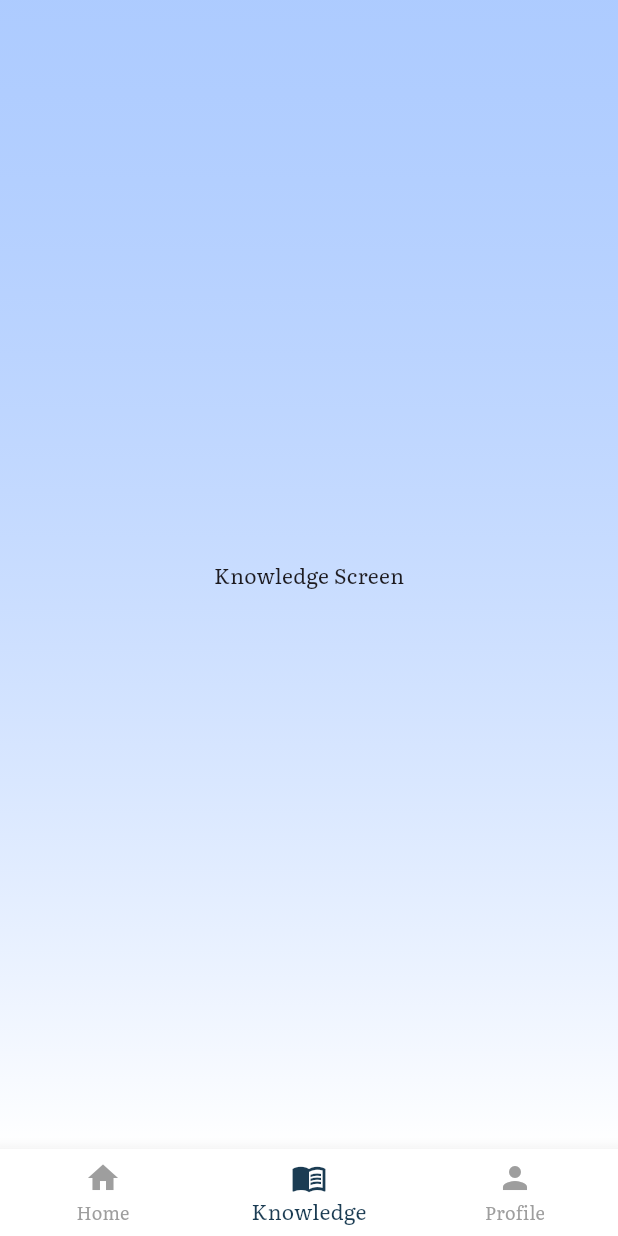
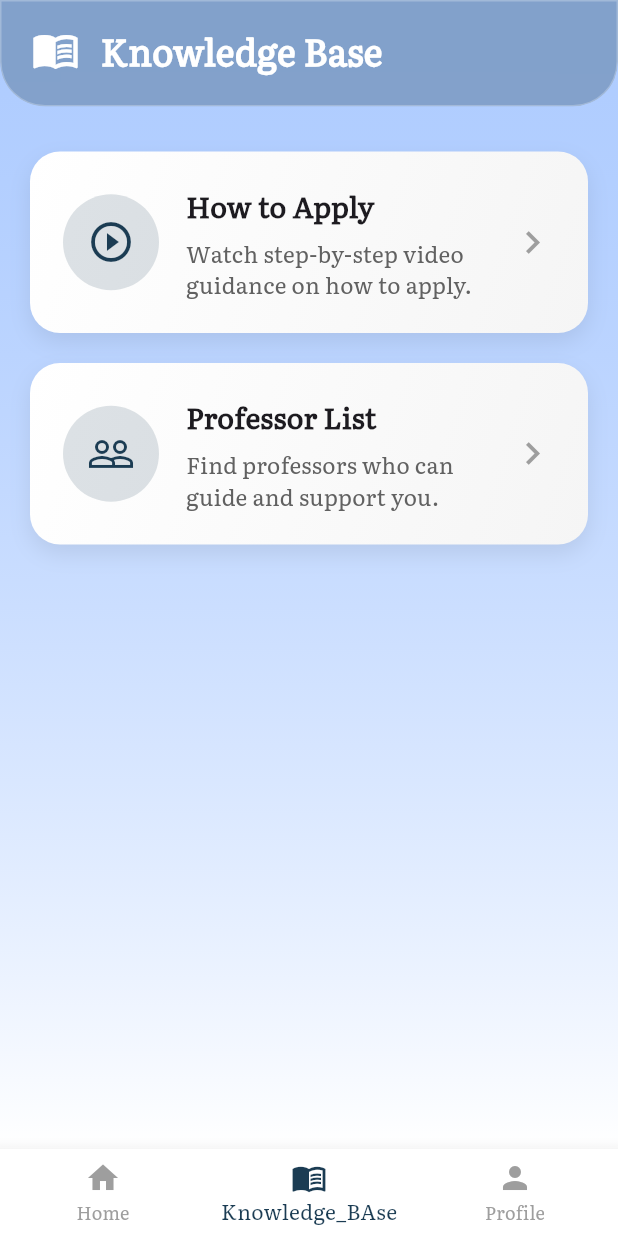
Before and after one commit to idevkhalid/scholar_nest, a Flutter app: the HomeScreen screen opened directly, item 2 of the bottom bar chosen, on a phone screen of 412 x 824 dp. Run offline on Flutter 3.47's test engine with Material 3 defaults, Android fonts, the phone set to English and light mode, and no system bars; our stand-ins replace carousel_slider, google_fonts, shared_preferences; accounts and stored records are empty.

Commit message:
Replace logo.png with logo.jpeg and add knowledge base screen
Removed all references to assets/logo.png and updated them to use assets/logo.jpeg across all relevant screens. Deleted the old logo.png asset and removed it from pubspec.yaml. Added a new KnowledgeBaseScreen and integrated it into the home screen navigation.

```diff
--- a/lib/screens/forgot_password_otp_screen.dart
+++ b/lib/screens/forgot_password_otp_screen.dart
@@ -115,7 +115,7 @@ class _OtpVerificationScreenState extends State<OtpVerificationScreen> {
                           backgroundColor: Colors.white,
                           child: ClipOval(
                             child: Image.asset(
-                              'assets/logo.png',
+                              'assets/logo.jpeg',
                               fit: BoxFit.cover,
                               width: 80,
                               height: 80,
--- a/lib/screens/forgot_password_screen.dart
+++ b/lib/screens/forgot_password_screen.dart
@@ -74,7 +74,7 @@ class _ForgotPasswordScreenState extends State<ForgotPasswordScreen> {
                           // --- Circular Logo (Updated Professional Style) ---
                           ClipOval(
                             child: Image.asset(
-                              'assets/logo.png',
+                              'assets/logo.jpeg',
                               width: width * 0.40,
                               height: width * 0.40,
                               fit: BoxFit.cover,
--- a/lib/screens/home_screen.dart
+++ b/lib/screens/home_screen.dart
@@ -1,12 +1,15 @@
 import 'package:flutter/material.dart';
 import 'package:carousel_slider/carousel_slider.dart';
 import 'package:provider/provider.dart';
+
 import '../providers/filter_provider.dart';
 import '../providers/saved_provider.dart';
 import '../providers/auth_provider.dart';
 import '../constants/colors.dart';
 import 'login_screen.dart';
 import 'profile_screen.dart';
+import 'knowledge_base_screen.dart';
+
 
 class HomeScreen extends StatefulWidget {
   const HomeScreen({super.key});
@@ -42,9 +45,7 @@ class _HomeScreenState extends State<HomeScreen> {
   ];
 
   void _onItemTapped(int index) {
-    setState(() {
-      _selectedIndex = index;
-    });
+    setState(() => _selectedIndex = index);
   }
 
   @override
@@ -53,11 +54,12 @@ class _HomeScreenState extends State<HomeScreen> {
     final savedProvider = Provider.of<SavedProvider>(context);
     final authProvider = Provider.of<AuthProvider>(context);
 
-    List<Widget> screens = [
+    final screens  = [
       _buildHomeTab(filterProvider, savedProvider, authProvider),
-      const Center(child: Text("Knowledge Screen")),
+      const KnowledgeBaseScreen(), // 👈 real screen here
       authProvider.isLoggedIn ? const ProfileScreen() : const LoginScreen(),
     ];
+
 
     return Scaffold(
       body: Container(
@@ -75,24 +77,35 @@ class _HomeScreenState extends State<HomeScreen> {
         showUnselectedLabels: true,
         elevation: 10,
         items: const [
-          BottomNavigationBarItem(icon: Icon(Icons.home), label: 'Home'),
-          BottomNavigationBarItem(icon: Icon(Icons.menu_book), label: 'Knowledge'),
-          BottomNavigationBarItem(icon: Icon(Icons.person), label: 'Profile'),
+          BottomNavigationBarItem(
+            icon: Icon(Icons.home),
+            label: 'Home',
+          ),
+          BottomNavigationBarItem(
+            icon: Icon(Icons.menu_book),
+            label: 'Knowledge_BAse',
+          ),
+          BottomNavigationBarItem(
+            icon: Icon(Icons.person),
+            label: 'Profile',
+          ),
         ],
       ),
     );
   }
 
   Widget _buildHomeTab(
-      FilterProvider filterProvider, SavedProvider savedProvider, AuthProvider authProvider) {
+      FilterProvider filterProvider,
+      SavedProvider savedProvider,
+      AuthProvider authProvider,
+      ) {
     return SafeArea(
       child: ListView(
         padding: EdgeInsets.zero,
         children: [
-          // ---------------- FLOATING SEARCH BAR ----------------
+          /// ---------------- SEARCH BAR ----------------
           Container(
             margin: const EdgeInsets.symmetric(horizontal: 15, vertical: 15),
-            transform: Matrix4.translationValues(0.0, -0.0, 0.0), // removed header offset
             height: 50,
             decoration: BoxDecoration(
               color: Colors.white,
@@ -110,14 +123,15 @@ class _HomeScreenState extends State<HomeScreen> {
                 hintText: "Search scholarships...",
                 prefixIcon: Icon(Icons.search, color: Color(0xFF1B3C53)),
                 border: InputBorder.none,
-                contentPadding: EdgeInsets.symmetric(horizontal: 15, vertical: 14),
+                contentPadding:
+                EdgeInsets.symmetric(horizontal: 15, vertical: 14),
               ),
             ),
           ),
 
           const SizedBox(height: 15),
 
-          // ---------------- FILTERS ----------------
+          /// ---------------- FILTERS ----------------
           SizedBox(
             height: 45,
             child: ListView(
@@ -150,10 +164,10 @@ class _HomeScreenState extends State<HomeScreen> {
 
           const SizedBox(height: 15),
 
-          // ---------------- SLIDER ----------------
+          /// ---------------- SLIDER ----------------
           CarouselSlider(
-            items: banners
-                .map((banner) => Container(
+            items: banners.map((banner) {
+              return Container(
                 margin: const EdgeInsets.symmetric(horizontal: 5),
                 decoration: BoxDecoration(
                   borderRadius: BorderRadius.circular(15),
@@ -162,7 +176,7 @@ class _HomeScreenState extends State<HomeScreen> {
                       color: Colors.black.withOpacity(0.08),
                       blurRadius: 8,
                       offset: const Offset(0, 4),
-                  )
+                    ),
                   ],
                 ),
                 child: ClipRRect(
@@ -173,8 +187,8 @@ class _HomeScreenState extends State<HomeScreen> {
                     width: double.infinity,
                   ),
                 ),
-            ))
-                .toList(),
+              );
+            }).toList(),
             options: CarouselOptions(
               height: 160,
               autoPlay: true,
@@ -186,12 +200,13 @@ class _HomeScreenState extends State<HomeScreen> {
 
           const SizedBox(height: 20),
 
-          // ---------------- SCHOLARSHIPS ----------------
+          /// ---------------- SCHOLARSHIPS ----------------
           Padding(
             padding: const EdgeInsets.symmetric(horizontal: 15),
             child: Column(
               children: scholarships.map((item) {
-                bool isSaved = savedProvider.isSaved(item);
+                final isSaved = savedProvider.isSaved(item);
+
                 return ModernScholarshipCard(
                   title: item['title']!,
                   institution: item['institution']!,
@@ -203,7 +218,9 @@ class _HomeScreenState extends State<HomeScreen> {
                     if (!authProvider.isLoggedIn) {
                       Navigator.push(
                         context,
-                        MaterialPageRoute(builder: (_) => const LoginScreen()),
+                        MaterialPageRoute(
+                          builder: (_) => const LoginScreen(),
+                        ),
                       );
                     } else {
                       savedProvider.toggleSave(item);
@@ -221,7 +238,7 @@ class _HomeScreenState extends State<HomeScreen> {
   }
 }
 
-// ------------------ FILTER CHIP ------------------
+/// ---------------- FILTER CHIP ----------------
 class FilterChipDropdown extends StatelessWidget {
   final String value;
   final List<String> items;
@@ -243,13 +260,13 @@ class FilterChipDropdown extends StatelessWidget {
       decoration: BoxDecoration(
         color: Colors.white,
         borderRadius: BorderRadius.circular(20),
-        border: Border.all(color: AppColors.primary, width: 1),
+        border: Border.all(color: AppColors.primary),
         boxShadow: [
           BoxShadow(
             color: Colors.black.withOpacity(0.05),
             blurRadius: 6,
             offset: const Offset(0, 3),
-          )
+          ),
         ],
       ),
       child: DropdownButtonHideUnderline(
@@ -258,13 +275,12 @@ class FilterChipDropdown extends StatelessWidget {
           icon: Icon(icon, size: 18, color: AppColors.primary),
           onChanged: (v) => onChanged(v!),
           items: items
-              .map((e) => DropdownMenuItem(
+              .map(
+                (e) => DropdownMenuItem(
               value: e,
-            child: Text(
-              e,
-              style: const TextStyle(fontSize: 14),
+              child: Text(e),
             ),
-          ))
+          )
               .toList(),
         ),
       ),
@@ -272,10 +288,10 @@ class FilterChipDropdown extends StatelessWidget {
   }
 }
 
-// ------------------ MODERN SCHOLARSHIP CARD ------------------
+/// ---------------- SCHOLARSHIP CARD ----------------
 class ModernScholarshipCard extends StatefulWidget {
   final String title, institution, badge, deadline, country;
-  final void Function() onSave;
+  final VoidCallback onSave;
   final bool isSaved;
 
   const ModernScholarshipCard({
@@ -307,44 +323,46 @@ class _ModernScholarshipCardState extends State<ModernScholarshipCard> {
         duration: const Duration(milliseconds: 120),
         child: Card(
           margin: const EdgeInsets.symmetric(vertical: 10),
-          shape: RoundedRectangleBorder(borderRadius: BorderRadius.circular(20)),
+          shape: RoundedRectangleBorder(
+            borderRadius: BorderRadius.circular(20),
+          ),
           elevation: 6,
-          shadowColor: Colors.black.withOpacity(0.12),
-          child: Container(
-            decoration: BoxDecoration(
-              borderRadius: BorderRadius.circular(20),
-              color: Colors.white,
-            ),
+          child: Padding(
             padding: const EdgeInsets.all(18),
             child: Column(
               crossAxisAlignment: CrossAxisAlignment.start,
               children: [
-                // Badge + Save
+                /// Badge + Save
                 Row(
                   mainAxisAlignment: MainAxisAlignment.spaceBetween,
                   children: [
                     Container(
-                      padding: const EdgeInsets.symmetric(horizontal: 14, vertical: 6),
+                      padding: const EdgeInsets.symmetric(
+                          horizontal: 14, vertical: 6),
                       decoration: BoxDecoration(
                         borderRadius: BorderRadius.circular(12),
-                        gradient: LinearGradient(
-                          colors: [Color(0xFF1B3C53), Color(0xFF2F5A75)],
-                          begin: Alignment.topLeft,
-                          end: Alignment.bottomRight,
+                        gradient: const LinearGradient(
+                          colors: [
+                            Color(0xFF1B3C53),
+                            Color(0xFF2F5A75),
+                          ],
                         ),
                       ),
                       child: Text(
                         widget.badge,
                         style: const TextStyle(
-                            fontWeight: FontWeight.bold, color: Colors.white),
+                          color: Colors.white,
+                          fontWeight: FontWeight.bold,
+                        ),
                       ),
                     ),
                     IconButton(
                       onPressed: widget.onSave,
                       icon: Icon(
-                        widget.isSaved ? Icons.bookmark : Icons.bookmark_border,
-                        color: Color(0xFF1B3C53),
-                        size: 28,
+                        widget.isSaved
+                            ? Icons.bookmark
+                            : Icons.bookmark_border,
+                        color: const Color(0xFF1B3C53),
                       ),
                     ),
                   ],
@@ -361,10 +379,7 @@ class _ModernScholarshipCardState extends State<ModernScholarshipCard> {
                 const SizedBox(height: 6),
                 Text(
                   widget.institution,
-                  style: TextStyle(
-                    color: Colors.grey[800],
-                    fontSize: 14,
-                  ),
+                  style: TextStyle(color: Colors.grey[800]),
                 ),
                 const SizedBox(height: 12),
                 Row(
@@ -372,18 +387,18 @@ class _ModernScholarshipCardState extends State<ModernScholarshipCard> {
                   children: [
                     Row(
                       children: [
-                        const Icon(Icons.calendar_today, size: 16, color: Colors.grey),
+                        const Icon(Icons.calendar_today,
+                            size: 16, color: Colors.grey),
                         const SizedBox(width: 4),
-                        Text(widget.deadline,
-                            style: TextStyle(color: Colors.grey[600], fontSize: 13)),
+                        Text(widget.deadline),
                       ],
                     ),
                     Row(
                       children: [
-                        const Icon(Icons.location_on, size: 16, color: Colors.grey),
+                        const Icon(Icons.location_on,
+                            size: 16, color: Colors.grey),
                         const SizedBox(width: 4),
-                        Text(widget.country,
-                            style: TextStyle(color: Colors.grey[600], fontSize: 13)),
+                        Text(widget.country),
                       ],
                     ),
                   ],
--- a/lib/screens/intro_screen.dart
+++ b/lib/screens/intro_screen.dart
@@ -70,7 +70,7 @@ class _IntroScreenState extends State<IntroScreen>
                   // --------------------------------------------------
                   ClipOval(
                     child: Image.asset(
-                      'assets/logo.png', // your logo
+                      'assets/logo.jpeg', // your logo
                       width: width * 0.50, // bigger logo
                       height: width * 0.50, // make height same as width
                       fit: BoxFit.cover, // cover to fill circle
--- /dev/null
+++ b/lib/screens/knowledge_base_screen.dart
@@ -0,0 +1,178 @@
+import 'dart:ui';
+import 'package:flutter/material.dart';
+import '../constants/colors.dart';
+
+class KnowledgeBaseScreen extends StatelessWidget {
+  const KnowledgeBaseScreen({super.key});
+
+  @override
+  Widget build(BuildContext context) {
+    final double topPadding = MediaQuery.of(context).padding.top;
+
+    return Scaffold(
+      body: Container(
+        decoration: const BoxDecoration(
+          gradient: AppColors.backgroundGradient,
+        ),
+        child: SafeArea(
+          top: false,
+          child: Column(
+            children: [
+              // ---------------- GLASS HEADER ----------------
+              ClipRRect(
+                borderRadius: const BorderRadius.only(
+                  bottomLeft: Radius.circular(30),
+                  bottomRight: Radius.circular(30),
+                ),
+                child: BackdropFilter(
+                  filter: ImageFilter.blur(sigmaX: 15, sigmaY: 15),
+                  child: Container(
+                    width: double.infinity,
+                    padding: EdgeInsets.only(
+                      top: topPadding + 15,
+                      bottom: 20,
+                      left: 20,
+                      right: 20,
+                    ),
+                    decoration: BoxDecoration(
+                      color: AppColors.primary.withOpacity(0.3),
+                      borderRadius: const BorderRadius.only(
+                        bottomLeft: Radius.circular(30),
+                        bottomRight: Radius.circular(30),
+                      ),
+                      border: Border.all(
+                        color: Colors.white.withOpacity(0.25),
+                      ),
+                    ),
+                    child: Row(
+                      children: const [
+                        Icon(Icons.menu_book, color: Colors.white, size: 32),
+                        SizedBox(width: 14),
+                        Expanded(
+                          child: Text(
+                            "Knowledge Base",
+                            style: TextStyle(
+                              color: Colors.white,
+                              fontSize: 24,
+                              fontWeight: FontWeight.bold,
+                            ),
+                          ),
+                        ),
+                      ],
+                    ),
+                  ),
+                ),
+              ),
+
+              const SizedBox(height: 20),
+
+              // ---------------- BODY ----------------
+              Expanded(
+                child: ListView(
+                  padding: const EdgeInsets.symmetric(horizontal: 20, vertical: 10),
+                  children: [
+                    _knowledgeCard(
+                      icon: Icons.play_circle_outline,
+                      title: "How to Apply",
+                      description: "Watch step-by-step video guidance on how to apply.",
+                      onTap: () {
+                        // TODO: Navigate to video screen
+                      },
+                    ),
+                    const SizedBox(height: 20),
+                    _knowledgeCard(
+                      icon: Icons.people_outline,
+                      title: "Professor List",
+                      description: "Find professors who can guide and support you.",
+                      onTap: () {
+                        // TODO: Navigate to professor list
+                      },
+                    ),
+                  ],
+                ),
+              ),
+            ],
+          ),
+        ),
+      ),
+    );
+  }
+
+  // ---------------- KNOWLEDGE CARD ----------------
+  Widget _knowledgeCard({
+    required IconData icon,
+    required String title,
+    required String description,
+    required VoidCallback onTap,
+  }) {
+    return InkWell(
+      borderRadius: BorderRadius.circular(20),
+      onTap: onTap,
+      child: Container(
+        decoration: BoxDecoration(
+          borderRadius: BorderRadius.circular(20),
+          gradient: LinearGradient(
+            colors: [Colors.white, Colors.grey[100]!],
+            begin: Alignment.topLeft,
+            end: Alignment.bottomRight,
+          ),
+          boxShadow: [
+            BoxShadow(
+              color: Colors.black.withOpacity(0.08),
+              blurRadius: 12,
+              offset: const Offset(0, 6),
+            ),
+          ],
+        ),
+        child: Padding(
+          padding: const EdgeInsets.all(22),
+          child: Row(
+            children: [
+              Container(
+                padding: const EdgeInsets.all(16),
+                decoration: BoxDecoration(
+                  shape: BoxShape.circle,
+                  color: AppColors.primary.withOpacity(0.15),
+                ),
+                child: Icon(
+                  icon,
+                  color: AppColors.primary,
+                  size: 32,
+                ),
+              ),
+              const SizedBox(width: 18),
+              Expanded(
+                child: Column(
+                  crossAxisAlignment: CrossAxisAlignment.start,
+                  children: [
+                    Text(
+                      title,
+                      style: const TextStyle(
+                        fontSize: 19,
+                        fontWeight: FontWeight.bold,
+                      ),
+                    ),
+                    const SizedBox(height: 8),
+                    Text(
+                      description,
+                      style: TextStyle(
+                        fontSize: 15,
+                        color: Colors.grey[700],
+                        height: 1.4,
+                      ),
+                    ),
+                  ],
+                ),
+              ),
+              const Icon(
+                Icons.chevron_right,
+                color: Colors.grey,
+                size: 30,
+              ),
+            ],
+          ),
+        ),
+      ),
+    );
+  }
+}
--- a/lib/screens/login_screen.dart
+++ b/lib/screens/login_screen.dart
@@ -74,7 +74,7 @@ class _LoginScreenState extends State<LoginScreen> {
                   /// ROUND LOGO (Updated style)
                   ClipOval(
                     child: Image.asset(
-                      'assets/logo.png', // your logo
+                      'assets/logo.jpeg', // your logo
                       width: width * 0.40,
                       height: width * 0.40,
                       fit: BoxFit.cover,
--- a/lib/screens/register_screen.dart
+++ b/lib/screens/register_screen.dart
@@ -95,7 +95,7 @@ class _RegisterScreenState extends State<RegisterScreen> {
                   /// ROUND LOGO (Updated style)
                   ClipOval(
                     child: Image.asset(
-                      'assets/logo.png', // your logo
+                      'assets/logo.jpeg', // your logo
                       width: width * 0.40,
                       height: width * 0.40,
                       fit: BoxFit.cover,
--- a/lib/screens/splash_screen.dart
+++ b/lib/screens/splash_screen.dart
@@ -93,7 +93,7 @@ class _SplashScreenState extends State<SplashScreen>
                   ),
                   child: ClipOval(
                     child: Image.asset(
-                      'assets/logo.png', // your logo
+                      'assets/logo.jpeg', // your logo
                       fit: BoxFit.cover,
                     ),
                   ),
```
Also changed, not shown: pubspec.yaml (+3 -6 lines), assets/logo.png (deleted). Lines whose indentation alone changed are shown as unchanged.
